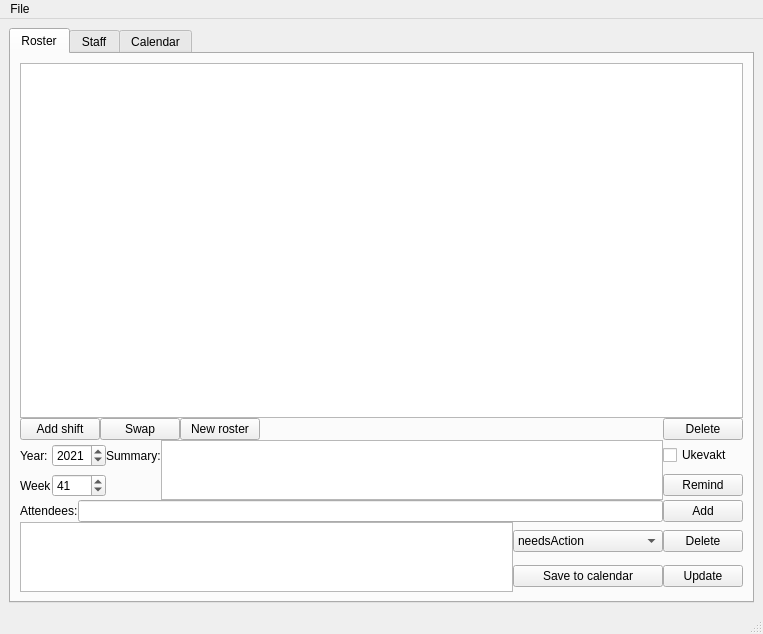
This is UI/MainWindow.ui in isaksengeir/appNRIS as Qt 5 draws it before an edit. The edited form follows.
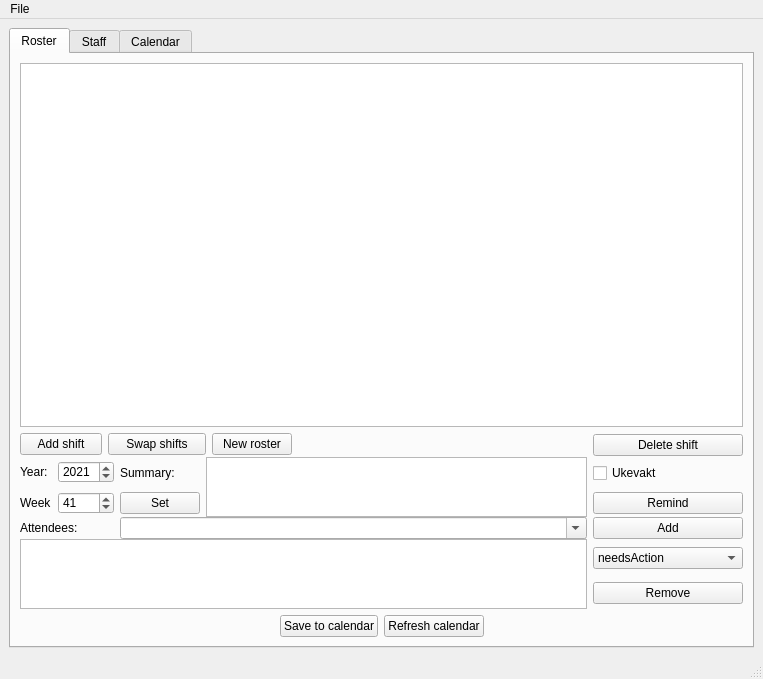
This is the edited form. Icons and pictures are not drawn.

Commit message: huge update to roster and staff

Diff of the .ui file:
```diff
--- a/UI/MainWindow.ui
+++ b/UI/MainWindow.ui
@@ -7,7 +7,7 @@
     <x>0</x>
     <y>0</y>
     <width>763</width>
-    <height>634</height>
+    <height>679</height>
    </rect>
   </property>
   <property name="windowTitle">
@@ -22,10 +22,36 @@
 background-color: rgba(220, 220, 220, 50);
 color: rgb(220,220,220);
 }
-*/</string>
+*/
+
+QHeaderView::section {
+    /*background-color: #646464;*/
+    padding: 2px;
+    font-size: 14pt;
+    border-style: none;
+/*
+    border-bottom: 1px; solid #fffff8;
+    border-right: 1px; /*solid #fffff8;*/
+}
+
+QTableWidget {
+	/*background-color: rgba(44, 44, 44, 0);*/
+}
+
+QTableWidget::item{
+ 
+
+ selection-background-color: rgba(255, 255, 255, 0.5);
+
+}
+
+QTableWidget::item:hover {
+	border: 1px solid #F37021;
+	background-color: rgba(255, 255, 255, 0.2);
+}</string>
   </property>
   <widget class="QWidget" name="centralwidget">
-   <layout class="QVBoxLayout" name="verticalLayout">
+   <layout class="QHBoxLayout" name="horizontalLayout">
     <item>
      <widget class="QTabWidget" name="tabWidget">
       <property name="currentIndex">
@@ -35,16 +61,8 @@
        <attribute name="title">
         <string>Roster</string>
        </attribute>
-       <layout class="QHBoxLayout" name="horizontalLayout">
+       <layout class="QVBoxLayout" name="verticalLayout_3">
         <item>
-         <layout class="QGridLayout" name="gridLayout_11">
-          <property name="bottomMargin">
-           <number>0</number>
-          </property>
-          <property name="verticalSpacing">
-           <number>0</number>
-          </property>
-          <item row="0" column="0">
            <widget class="QTableWidget" name="tableRoster">
             <property name="minimumSize">
              <size>
@@ -52,6 +70,33 @@
               <height>250</height>
              </size>
             </property>
+          <property name="styleSheet">
+           <string notr="true">QHeaderView::section {
+    /*background-color: #646464;*/
+    padding: 2px;
+    font-size: 14pt;
+    border-style: none;
+/*
+    border-bottom: 1px; solid #fffff8;
+    border-right: 1px; /*solid #fffff8;*/
+}
+
+QTableWidget {
+	/*background-color: rgba(44, 44, 44, 0);*/
+}
+
+QTableWidget::item{
+ 
+
+ selection-background-color: rgba(255, 255, 255, 0.5);
+
+}
+
+QTableWidget::item:hover {
+	border: 1px solid #F37021;
+	background-color: rgba(255, 255, 255, 0.2);
+}</string>
+          </property>
             <property name="sizeAdjustPolicy">
              <enum>QAbstractScrollArea::AdjustIgnored</enum>
             </property>
@@ -63,30 +108,26 @@
             </attribute>
            </widget>
           </item>
-          <item row="1" column="0">
-           <layout class="QGridLayout" name="gridLayout_8">
-            <item row="0" column="0">
+        <item>
+         <layout class="QGridLayout" name="gridLayout_7">
+          <property name="verticalSpacing">
+           <number>0</number>
+          </property>
+          <item row="0" column="0" colspan="3">
              <widget class="QPushButton" name="button_new_shift">
               <property name="text">
                <string>Add shift</string>
               </property>
              </widget>
             </item>
-            <item row="0" column="1">
+          <item row="0" column="3" colspan="3">
              <widget class="QPushButton" name="button_swap_shifts">
               <property name="text">
-               <string>Swap</string>
+             <string>Swap shifts</string>
               </property>
              </widget>
             </item>
-            <item row="0" column="2">
-             <widget class="QPushButton" name="button_new_roster">
-              <property name="text">
-               <string>New roster</string>
-              </property>
-             </widget>
-            </item>
-            <item row="0" column="3">
+          <item row="0" column="7">
              <spacer name="horizontalSpacer_4">
               <property name="orientation">
                <enum>Qt::Horizontal</enum>
@@ -99,28 +140,21 @@
               </property>
              </spacer>
             </item>
-            <item row="0" column="4">
+          <item row="0" column="8" rowspan="2">
              <widget class="QPushButton" name="button_delete_shift">
               <property name="text">
-               <string>Delete</string>
+             <string>Delete shift</string>
               </property>
              </widget>
             </item>
-           </layout>
-          </item>
-          <item row="2" column="0">
-           <layout class="QGridLayout" name="gridLayout_7">
-            <property name="spacing">
-             <number>-1</number>
-            </property>
-            <item row="0" column="0">
+          <item row="1" column="0" rowspan="2">
              <widget class="QLabel" name="label_14">
               <property name="text">
                <string>Year:</string>
               </property>
              </widget>
             </item>
-            <item row="0" column="1">
+          <item row="1" column="1" rowspan="2" colspan="3">
              <widget class="QSpinBox" name="spinBox_year">
               <property name="minimum">
                <number>1950</number>
@@ -133,68 +167,62 @@
               </property>
              </widget>
             </item>
-            <item row="0" column="2">
+          <item row="2" column="4">
              <widget class="QLabel" name="label_11">
               <property name="text">
                <string>Summary:</string>
               </property>
              </widget>
             </item>
-            <item row="0" column="4">
+          <item row="2" column="8">
              <widget class="QCheckBox" name="checkBox_ukevakt">
               <property name="text">
                <string>Ukevakt</string>
               </property>
              </widget>
             </item>
-            <item row="1" column="0">
+          <item row="3" column="0">
              <widget class="QLabel" name="label_15">
               <property name="text">
                <string>Week</string>
               </property>
              </widget>
             </item>
-            <item row="1" column="1">
-             <widget class="QSpinBox" name="spinBox_week">
-              <property name="minimum">
-               <number>1</number>
-              </property>
-              <property name="maximum">
-               <number>53</number>
-              </property>
-              <property name="value">
-               <number>41</number>
+          <item row="3" column="4">
+           <widget class="QPushButton" name="button_set_summary">
+            <property name="text">
+             <string>Set</string>
               </property>
              </widget>
             </item>
-            <item row="1" column="4">
+          <item row="3" column="8">
              <widget class="QPushButton" name="button_reminer">
               <property name="text">
                <string>Remind</string>
               </property>
              </widget>
             </item>
-            <item row="0" column="3" rowspan="2">
-             <widget class="QPlainTextEdit" name="plainTextEdit_summary">
-              <property name="maximumSize">
-               <size>
-                <width>16777215</width>
-                <height>60</height>
-               </size>
+          <item row="4" column="0" colspan="2">
+           <widget class="QLabel" name="label_12">
+            <property name="text">
+             <string>Attendees:</string>
               </property>
              </widget>
             </item>
-           </layout>
-          </item>
-          <item row="4" column="0">
-           <layout class="QGridLayout" name="gridLayout_9">
-            <property name="bottomMargin">
-             <number>0</number>
+          <item row="4" column="8">
+           <widget class="QPushButton" name="button_add_attendee">
+            <property name="text">
+             <string>Add</string>
             </property>
-            <property name="spacing">
-             <number>-1</number>
+            <property name="flat">
+             <bool>false</bool>
             </property>
-            <item row="0" column="1" colspan="2">
+           </widget>
+          </item>
+          <item row="5" column="0" rowspan="2" colspan="8">
+           <widget class="QListWidget" name="listWidget_attendees"/>
+          </item>
+          <item row="5" column="8">
              <widget class="QComboBox" name="comboBox_status">
               <property name="minimumSize">
                <size>
@@ -202,6 +230,9 @@
                 <height>0</height>
                </size>
               </property>
+            <property name="editable">
+             <bool>false</bool>
+            </property>
               <item>
                <property name="text">
                 <string>needsAction</string>
@@ -224,52 +255,96 @@
               </item>
              </widget>
             </item>
-            <item row="0" column="3">
+          <item row="6" column="8">
              <widget class="QPushButton" name="button_delete_attendee">
               <property name="text">
-               <string>Delete</string>
+             <string>Remove</string>
               </property>
              </widget>
             </item>
-            <item row="1" column="1" colspan="2">
+          <item row="3" column="1" colspan="3">
+           <widget class="QSpinBox" name="spinBox_week">
+            <property name="layoutDirection">
+             <enum>Qt::LeftToRight</enum>
+            </property>
+            <property name="minimum">
+             <number>1</number>
+            </property>
+            <property name="maximum">
+             <number>53</number>
+            </property>
+            <property name="value">
+             <number>41</number>
+            </property>
+           </widget>
+          </item>
+          <item row="2" column="5" rowspan="2" colspan="3">
+           <widget class="QPlainTextEdit" name="plainTextEdit_summary">
+            <property name="maximumSize">
+             <size>
+              <width>16777215</width>
+              <height>60</height>
+             </size>
+            </property>
+           </widget>
+          </item>
+          <item row="0" column="6">
+           <widget class="QPushButton" name="button_new_roster">
+            <property name="text">
+             <string>New roster</string>
+            </property>
+           </widget>
+          </item>
+          <item row="4" column="4" colspan="4">
+           <widget class="QComboBox" name="comboBox_new_attendee">
+            <property name="editable">
+             <bool>true</bool>
+            </property>
+           </widget>
+          </item>
+         </layout>
+        </item>
+        <item>
+         <layout class="QGridLayout" name="gridLayout_8">
+          <item row="0" column="0">
+           <spacer name="horizontalSpacer_3">
+            <property name="orientation">
+             <enum>Qt::Horizontal</enum>
+            </property>
+            <property name="sizeHint" stdset="0">
+             <size>
+              <width>40</width>
+              <height>20</height>
+             </size>
+            </property>
+           </spacer>
+          </item>
+          <item row="0" column="1">
              <widget class="QPushButton" name="button_save_changes">
               <property name="text">
                <string>Save to calendar</string>
               </property>
              </widget>
             </item>
-            <item row="1" column="3">
+          <item row="0" column="2">
              <widget class="QPushButton" name="button_update">
               <property name="text">
-               <string>Update</string>
+             <string>Refresh calendar</string>
               </property>
              </widget>
             </item>
-            <item row="0" column="0" rowspan="2">
-             <widget class="QListWidget" name="listWidget_attendees"/>
-            </item>
-           </layout>
-          </item>
-          <item row="3" column="0">
-           <layout class="QGridLayout" name="gridLayout_10">
-            <item row="0" column="0">
-             <widget class="QLabel" name="label_12">
-              <property name="text">
-               <string>Attendees:</string>
-              </property>
-             </widget>
-            </item>
-            <item row="0" column="1">
-             <widget class="QLineEdit" name="lineEdit_new_attendee"/>
-            </item>
-            <item row="0" column="2">
-             <widget class="QPushButton" name="button_add_attendee">
-              <property name="text">
-               <string>Add</string>
-              </property>
-             </widget>
-            </item>
-           </layout>
+          <item row="0" column="3">
+           <spacer name="horizontalSpacer_5">
+            <property name="orientation">
+             <enum>Qt::Horizontal</enum>
+            </property>
+            <property name="sizeHint" stdset="0">
+             <size>
+              <width>40</width>
+              <height>20</height>
+             </size>
+            </property>
+           </spacer>
           </item>
          </layout>
         </item>
@@ -439,26 +514,14 @@
        <attribute name="title">
         <string>Calendar</string>
        </attribute>
-       <widget class="QCalendarWidget" name="calendarWidget">
-        <property name="geometry">
-         <rect>
-          <x>20</x>
-          <y>12</y>
-          <width>711</width>
-          <height>331</height>
-         </rect>
-        </property>
-       </widget>
-       <widget class="QListWidget" name="list_calendarEvents">
-        <property name="geometry">
-         <rect>
-          <x>20</x>
-          <y>350</y>
-          <width>711</width>
-          <height>81</height>
-         </rect>
-        </property>
-       </widget>
+       <layout class="QVBoxLayout" name="verticalLayout">
+        <item>
+         <widget class="QCalendarWidget" name="calendarWidget"/>
+        </item>
+        <item>
+         <widget class="QListWidget" name="list_calendarEvents"/>
+        </item>
+       </layout>
       </widget>
      </widget>
     </item>
```
Left out of the diff: 57 changed lines with no effect on the pictures. Lines whose indentation alone changed are shown as unchanged. The commit also changes 5 other files.
